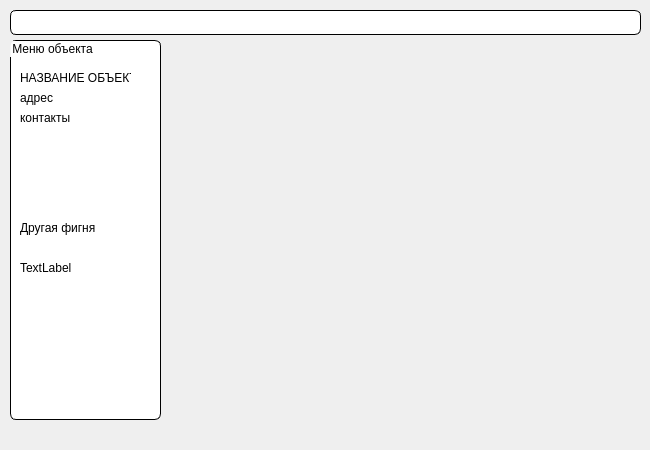
Above: main.ui from Daniil-Danone/yandex_API_Maps before the change. Below: the same form after it.
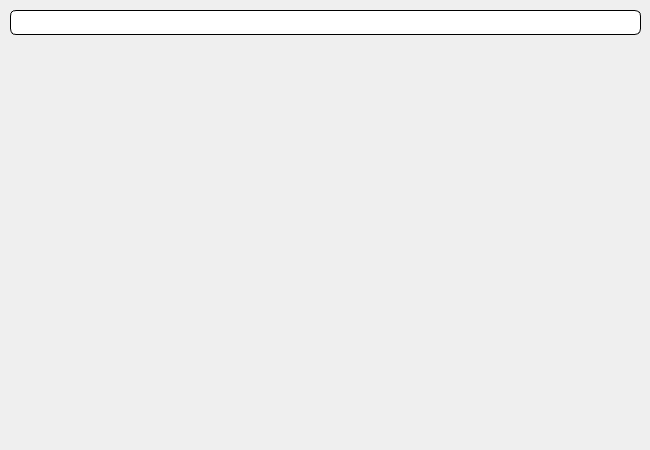
That is the form after the change.

Commit message: add menu show/hide

Diff of the .ui file:
```diff
--- a/main.ui
+++ b/main.ui
@@ -33,9 +33,9 @@
    <widget class="QGroupBox" name="menuBox">
     <property name="geometry">
      <rect>
-      <x>10</x>
-      <y>40</y>
-      <width>151</width>
+      <x>-200</x>
+      <y>50</y>
+      <width>150</width>
       <height>380</height>
      </rect>
     </property>
```
The commit also changes 1 other file.
